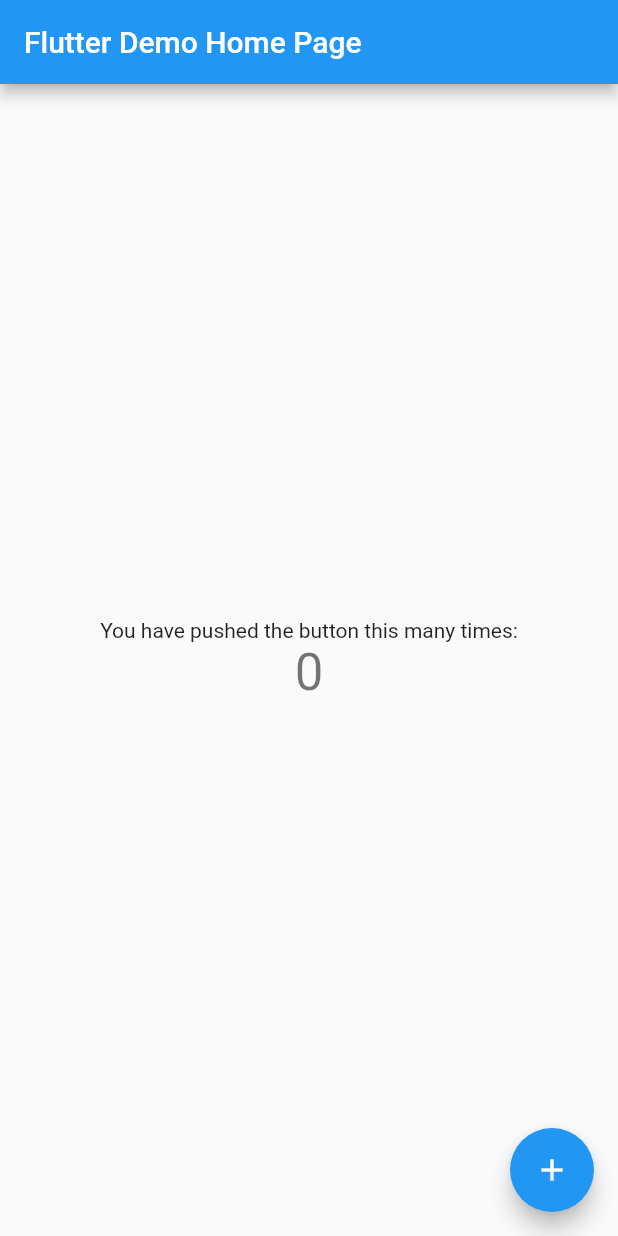
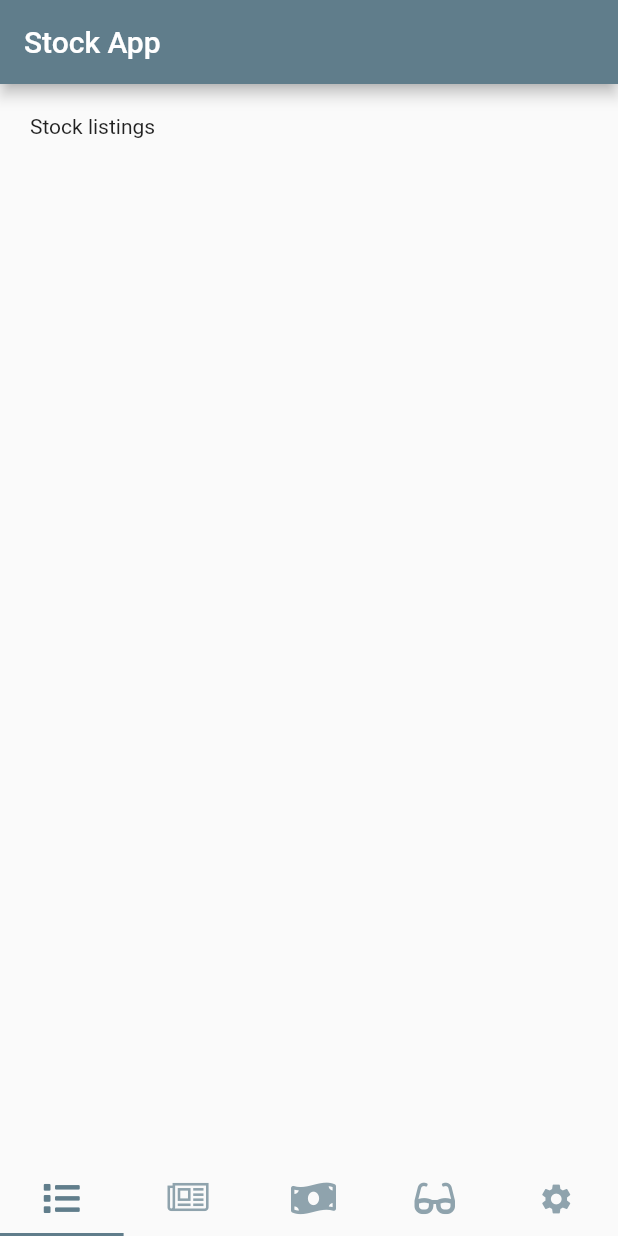
Before and after one commit to jontymorris/StocksApp, a Flutter app: the screen it shows after launch, on a phone screen of 412 x 824 dp. Run offline on Flutter 3.47's test engine with Material 2 defaults, Android fonts, the phone set to English and light mode, and no system bars.

Commit message:
Initial code

```diff
--- /dev/null
+++ b/lib/icons/finance.dart
@@ -0,0 +1,30 @@
+/// Flutter icons Finance
+/// Copyright (C) 2020 by original authors @ fluttericon.com, fontello.com
+/// This font was generated by FlutterIcon.com, which is derived from Fontello.
+///
+/// * Font Awesome 5, Copyright (C) 2016 by Dave Gandy
+///         Author:    Dave Gandy
+///         License:   SIL (https://github.com/FortAwesome/Font-Awesome/blob/master/LICENSE.txt)
+///         Homepage:  http://fortawesome.github.com/Font-Awesome/
+/// * Font Awesome 4, Copyright (C) 2016 by Dave Gandy
+///         Author:    Dave Gandy
+///         License:   SIL ()
+///         Homepage:  http://fortawesome.github.com/Font-Awesome/
+
+import 'package:flutter/widgets.dart';
+
+class Finance {
+  Finance._();
+
+  static const _kFontFam = 'Finance';
+  static const _kFontPkg = null;
+
+  static const IconData list =
+      IconData(0xf03a, fontFamily: _kFontFam, fontPackage: _kFontPkg);
+  static const IconData newspaper =
+      IconData(0xf1ea, fontFamily: _kFontFam, fontPackage: _kFontPkg);
+  static const IconData glasses =
+      IconData(0xf530, fontFamily: _kFontFam, fontPackage: _kFontPkg);
+  static const IconData money_bill_wave =
+      IconData(0xf53a, fontFamily: _kFontFam, fontPackage: _kFontPkg);
+}
--- a/lib/main.dart
+++ b/lib/main.dart
@@ -1,117 +1,67 @@
 import 'package:flutter/material.dart';
+import 'icons/finance.dart';
 
 void main() {
-  runApp(MyApp());
+  runApp(StockApp());
 }
 
-class MyApp extends StatelessWidget {
-  // This widget is the root of your application.
+class StockApp extends StatelessWidget {
   @override
   Widget build(BuildContext context) {
     return MaterialApp(
-      title: 'Flutter Demo',
+      title: 'Stock App',
       theme: ThemeData(
-        // This is the theme of your application.
-        //
-        // Try running your application with "flutter run". You'll see the
-        // application has a blue toolbar. Then, without quitting the app, try
-        // changing the primarySwatch below to Colors.green and then invoke
-        // "hot reload" (press "r" in the console where you ran "flutter run",
-        // or simply save your changes to "hot reload" in a Flutter IDE).
-        // Notice that the counter didn't reset back to zero; the application
-        // is not restarted.
-        primarySwatch: Colors.blue,
-        // This makes the visual density adapt to the platform that you run
-        // the app on. For desktop platforms, the controls will be smaller and
-        // closer together (more dense) than on mobile platforms.
+        primarySwatch: Colors.blueGrey,
         visualDensity: VisualDensity.adaptivePlatformDensity,
       ),
-      home: MyHomePage(title: 'Flutter Demo Home Page'),
+      home: DefaultTabController(
+        length: 5,
+        child: Scaffold(
+          appBar: AppBar(
+            title: Column(
+              crossAxisAlignment: CrossAxisAlignment.center,
+              children: [
+                Text(
+                  'Stock App',
+                  textAlign: TextAlign.center,
+                )
+              ],
+            ),
+          ),
+          bottomNavigationBar: TabBar(
+            labelColor: Colors.blueGrey,
+            indicatorColor: Colors.blueGrey,
+            tabs: [
+              Tab(icon: Icon(Finance.list)),
+              Tab(icon: Icon(Finance.newspaper)),
+              Tab(icon: Icon(Finance.money_bill_wave)),
+              Tab(icon: Icon(Finance.glasses)),
+              Tab(icon: Icon(Icons.settings)),
+            ],
+          ),
+          body: TabBarView(
+            children: [
+              _buildSimpleText('Stock listings'),
+              _buildSimpleText('Read the news'),
+              _buildSimpleText('Upcoming dividends'),
+              _buildSimpleText('Learn to invest'),
+              _buildSimpleText('Settings page')
+            ],
+          ),
+        ),
+      ),
+    );
+  }
+
+  Widget _buildSimpleText(String value) {
+    return Column(
+      crossAxisAlignment: CrossAxisAlignment.start,
+      children: [
+        Padding(
+          padding: const EdgeInsets.all(20),
+          child: Text(value),
+        )
+      ],
     );
   }
 }
-
-class MyHomePage extends StatefulWidget {
-  MyHomePage({Key key, this.title}) : super(key: key);
-
-  // This widget is the home page of your application. It is stateful, meaning
-  // that it has a State object (defined below) that contains fields that affect
-  // how it looks.
-
-  // This class is the configuration for the state. It holds the values (in this
-  // case the title) provided by the parent (in this case the App widget) and
-  // used by the build method of the State. Fields in a Widget subclass are
-  // always marked "final".
-
-  final String title;
-
-  @override
-  _MyHomePageState createState() => _MyHomePageState();
-}
-
-class _MyHomePageState extends State<MyHomePage> {
-  int _counter = 0;
-
-  void _incrementCounter() {
-    setState(() {
-      // This call to setState tells the Flutter framework that something has
-      // changed in this State, which causes it to rerun the build method below
-      // so that the display can reflect the updated values. If we changed
-      // _counter without calling setState(), then the build method would not be
-      // called again, and so nothing would appear to happen.
-      _counter++;
-    });
-  }
-
-  @override
-  Widget build(BuildContext context) {
-    // This method is rerun every time setState is called, for instance as done
-    // by the _incrementCounter method above.
-    //
-    // The Flutter framework has been optimized to make rerunning build methods
-    // fast, so that you can just rebuild anything that needs updating rather
-    // than having to individually change instances of widgets.
-    return Scaffold(
-      appBar: AppBar(
-        // Here we take the value from the MyHomePage object that was created by
-        // the App.build method, and use it to set our appbar title.
-        title: Text(widget.title),
-      ),
-      body: Center(
-        // Center is a layout widget. It takes a single child and positions it
-        // in the middle of the parent.
-        child: Column(
-          // Column is also a layout widget. It takes a list of children and
-          // arranges them vertically. By default, it sizes itself to fit its
-          // children horizontally, and tries to be as tall as its parent.
-          //
-          // Invoke "debug painting" (press "p" in the console, choose the
-          // "Toggle Debug Paint" action from the Flutter Inspector in Android
-          // Studio, or the "Toggle Debug Paint" command in Visual Studio Code)
-          // to see the wireframe for each widget.
-          //
-          // Column has various properties to control how it sizes itself and
-          // how it positions its children. Here we use mainAxisAlignment to
-          // center the children vertically; the main axis here is the vertical
-          // axis because Columns are vertical (the cross axis would be
-          // horizontal).
-          mainAxisAlignment: MainAxisAlignment.center,
-          children: <Widget>[
-            Text(
-              'You have pushed the button this many times:',
-            ),
-            Text(
-              '$_counter',
-              style: Theme.of(context).textTheme.headline4,
-            ),
-          ],
-        ),
-      ),
-      floatingActionButton: FloatingActionButton(
-        onPressed: _incrementCounter,
-        tooltip: 'Increment',
-        child: Icon(Icons.add),
-      ), // This trailing comma makes auto-formatting nicer for build methods.
-    );
-  }
-}
```
Also changed, not shown: pubspec.yaml (+4 -19 lines), assets/Finance.ttf (added), 2 other files.
